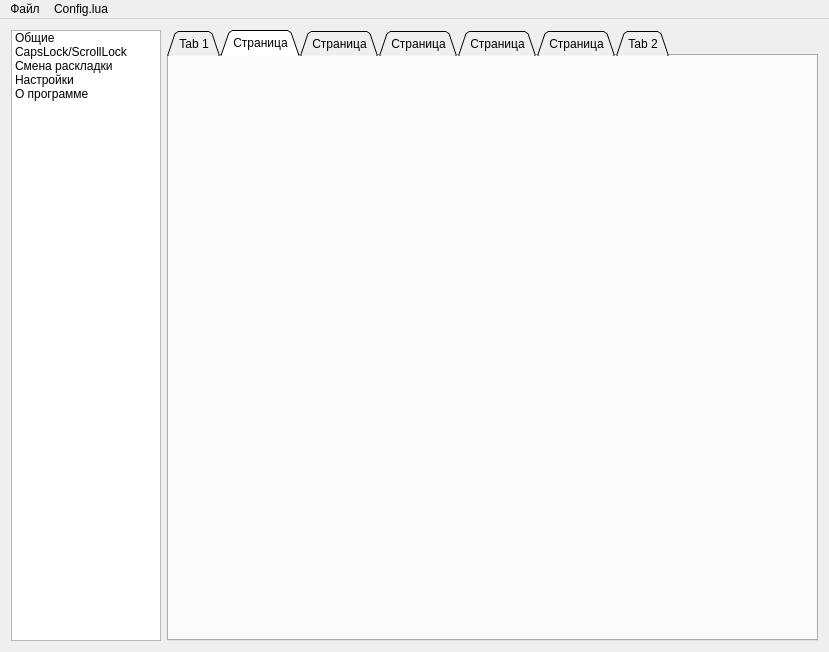
First picture: the form in SimpleSwitcher/SimpleSwitcher/SimpleSwitcherQt.ui, repository Aegel5/SimpleSwitcher, before the edit.
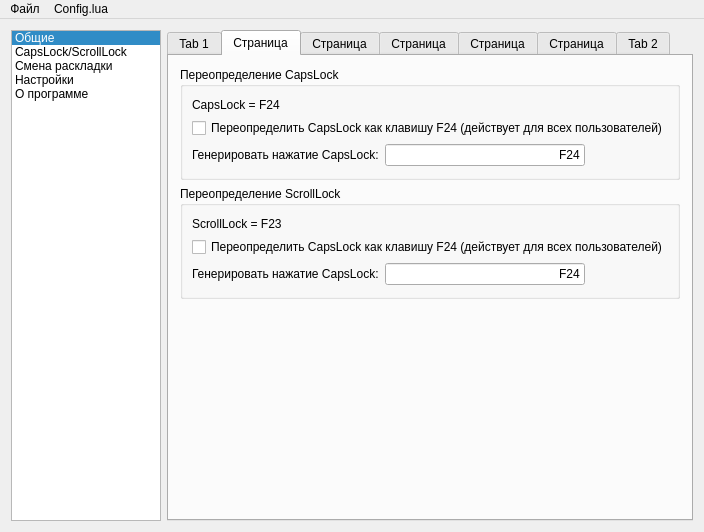
Second picture: the form after the edit. The open tabs and pages were chosen to show the change. Custom widgets are drawn as their Qt base class.

Patch:
```diff
--- a/SimpleSwitcher/SimpleSwitcher/SimpleSwitcherQt.ui
+++ b/SimpleSwitcher/SimpleSwitcher/SimpleSwitcherQt.ui
@@ -6,8 +6,8 @@
    <rect>
     <x>0</x>
     <y>0</y>
-    <width>829</width>
-    <height>652</height>
+    <width>672</width>
+    <height>532</height>
    </rect>
   </property>
   <property name="windowTitle">
@@ -48,7 +48,7 @@
        <number>100</number>
       </property>
       <property name="currentRow">
-       <number>-1</number>
+       <number>0</number>
       </property>
       <item>
        <property name="text">
@@ -83,7 +83,7 @@
        <enum>QTabWidget::North</enum>
       </property>
       <property name="tabShape">
-       <enum>QTabWidget::Triangular</enum>
+       <enum>QTabWidget::Rounded</enum>
       </property>
       <property name="currentIndex">
        <number>0</number>
@@ -299,6 +299,235 @@
        <attribute name="title">
         <string>Страница</string>
        </attribute>
+       <layout class="QVBoxLayout" name="verticalLayout_3">
+        <item>
+         <widget class="QGroupBox" name="groupBox_3">
+          <property name="sizePolicy">
+           <sizepolicy hsizetype="Preferred" vsizetype="Fixed">
+            <horstretch>0</horstretch>
+            <verstretch>0</verstretch>
+           </sizepolicy>
+          </property>
+          <property name="title">
+           <string>Переопределение CapsLock</string>
+          </property>
+          <layout class="QGridLayout" name="gridLayout" columnstretch="0,0,0">
+           <property name="sizeConstraint">
+            <enum>QLayout::SetDefaultConstraint</enum>
+           </property>
+           <property name="leftMargin">
+            <number>9</number>
+           </property>
+           <property name="rightMargin">
+            <number>9</number>
+           </property>
+           <property name="horizontalSpacing">
+            <number>6</number>
+           </property>
+           <item row="0" column="0">
+            <widget class="QLabel" name="label_5">
+             <property name="text">
+              <string>CapsLock = F24</string>
+             </property>
+            </widget>
+           </item>
+           <item row="2" column="0">
+            <widget class="QLabel" name="label_6">
+             <property name="sizePolicy">
+              <sizepolicy hsizetype="Fixed" vsizetype="Preferred">
+               <horstretch>0</horstretch>
+               <verstretch>0</verstretch>
+              </sizepolicy>
+             </property>
+             <property name="text">
+              <string>Генерировать нажатие CapsLock:</string>
+             </property>
+            </widget>
+           </item>
+           <item row="2" column="2">
+            <spacer name="horizontalSpacer">
+             <property name="orientation">
+              <enum>Qt::Horizontal</enum>
+             </property>
+             <property name="sizeType">
+              <enum>QSizePolicy::Expanding</enum>
+             </property>
+             <property name="sizeHint" stdset="0">
+              <size>
+               <width>40</width>
+               <height>20</height>
+              </size>
+             </property>
+            </spacer>
+           </item>
+           <item row="2" column="1">
+            <widget class="QLineHotKey" name="lineEdit_lastword_2">
+             <property name="enabled">
+              <bool>true</bool>
+             </property>
+             <property name="sizePolicy">
+              <sizepolicy hsizetype="Fixed" vsizetype="Fixed">
+               <horstretch>0</horstretch>
+               <verstretch>0</verstretch>
+              </sizepolicy>
+             </property>
+             <property name="minimumSize">
+              <size>
+               <width>200</width>
+               <height>0</height>
+              </size>
+             </property>
+             <property name="maximumSize">
+              <size>
+               <width>200</width>
+               <height>16777215</height>
+              </size>
+             </property>
+             <property name="layoutDirection">
+              <enum>Qt::LeftToRight</enum>
+             </property>
+             <property name="text">
+              <string>F24</string>
+             </property>
+             <property name="alignment">
+              <set>Qt::AlignRight|Qt::AlignTrailing|Qt::AlignVCenter</set>
+             </property>
+             <property name="readOnly">
+              <bool>true</bool>
+             </property>
+            </widget>
+           </item>
+           <item row="1" column="0" colspan="3">
+            <widget class="QCheckBox" name="checkBox_5">
+             <property name="text">
+              <string>Переопределить CapsLock как клавишу F24 (действует для всех пользователей)</string>
+             </property>
+            </widget>
+           </item>
+          </layout>
+         </widget>
+        </item>
+        <item>
+         <widget class="QGroupBox" name="groupBox_4">
+          <property name="sizePolicy">
+           <sizepolicy hsizetype="Preferred" vsizetype="Fixed">
+            <horstretch>0</horstretch>
+            <verstretch>0</verstretch>
+           </sizepolicy>
+          </property>
+          <property name="title">
+           <string>Переопределение ScrollLock</string>
+          </property>
+          <layout class="QGridLayout" name="gridLayout_2" columnstretch="0,0,0">
+           <property name="sizeConstraint">
+            <enum>QLayout::SetDefaultConstraint</enum>
+           </property>
+           <property name="leftMargin">
+            <number>9</number>
+           </property>
+           <property name="rightMargin">
+            <number>9</number>
+           </property>
+           <property name="horizontalSpacing">
+            <number>6</number>
+           </property>
+           <item row="0" column="0">
+            <widget class="QLabel" name="label_7">
+             <property name="text">
+              <string>ScrollLock = F23</string>
+             </property>
+            </widget>
+           </item>
+           <item row="2" column="0">
+            <widget class="QLabel" name="label_8">
+             <property name="sizePolicy">
+              <sizepolicy hsizetype="Fixed" vsizetype="Preferred">
+               <horstretch>0</horstretch>
+               <verstretch>0</verstretch>
+              </sizepolicy>
+             </property>
+             <property name="text">
+              <string>Генерировать нажатие CapsLock:</string>
+             </property>
+            </widget>
+           </item>
+           <item row="2" column="2">
+            <spacer name="horizontalSpacer_2">
+             <property name="orientation">
+              <enum>Qt::Horizontal</enum>
+             </property>
+             <property name="sizeType">
+              <enum>QSizePolicy::Expanding</enum>
+             </property>
+             <property name="sizeHint" stdset="0">
+              <size>
+               <width>40</width>
+               <height>20</height>
+              </size>
+             </property>
+            </spacer>
+           </item>
+           <item row="2" column="1">
+            <widget class="QLineHotKey" name="lineEdit_lastword_3">
+             <property name="enabled">
+              <bool>true</bool>
+             </property>
+             <property name="sizePolicy">
+              <sizepolicy hsizetype="Fixed" vsizetype="Fixed">
+               <horstretch>0</horstretch>
+               <verstretch>0</verstretch>
+              </sizepolicy>
+             </property>
+             <property name="minimumSize">
+              <size>
+               <width>200</width>
+               <height>0</height>
+              </size>
+             </property>
+             <property name="maximumSize">
+              <size>
+               <width>200</width>
+               <height>16777215</height>
+              </size>
+             </property>
+             <property name="layoutDirection">
+              <enum>Qt::LeftToRight</enum>
+             </property>
+             <property name="text">
+              <string>F24</string>
+             </property>
+             <property name="alignment">
+              <set>Qt::AlignRight|Qt::AlignTrailing|Qt::AlignVCenter</set>
+             </property>
+             <property name="readOnly">
+              <bool>true</bool>
+             </property>
+            </widget>
+           </item>
+           <item row="1" column="0" colspan="3">
+            <widget class="QCheckBox" name="checkBox_6">
+             <property name="text">
+              <string>Переопределить CapsLock как клавишу F24 (действует для всех пользователей)</string>
+             </property>
+            </widget>
+           </item>
+          </layout>
+         </widget>
+        </item>
+        <item>
+         <spacer name="verticalSpacer_2">
+          <property name="orientation">
+           <enum>Qt::Vertical</enum>
+          </property>
+          <property name="sizeHint" stdset="0">
+           <size>
+            <width>20</width>
+            <height>40</height>
+           </size>
+          </property>
+         </spacer>
+        </item>
+       </layout>
       </widget>
       <widget class="QWidget" name="tab_words">
        <attribute name="title">
@@ -347,7 +576,7 @@
     <rect>
      <x>0</x>
      <y>0</y>
-     <width>829</width>
+     <width>672</width>
      <height>21</height>
     </rect>
    </property>
```
Left out of the diff: 2 changed lines with no effect on the pictures.
